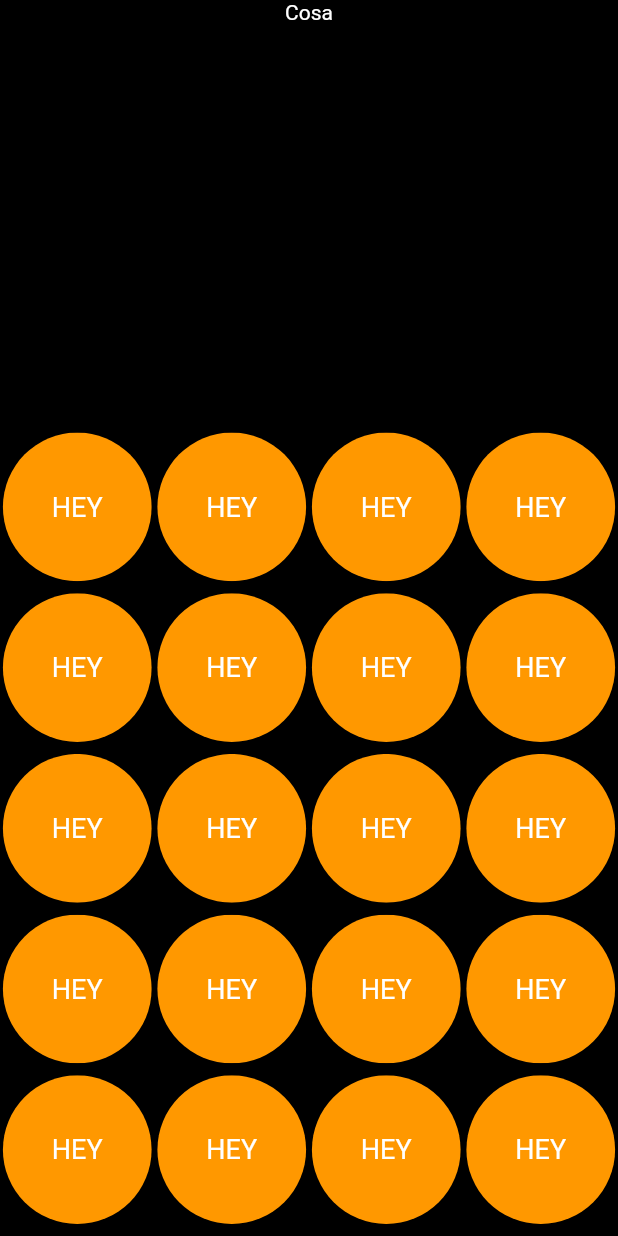
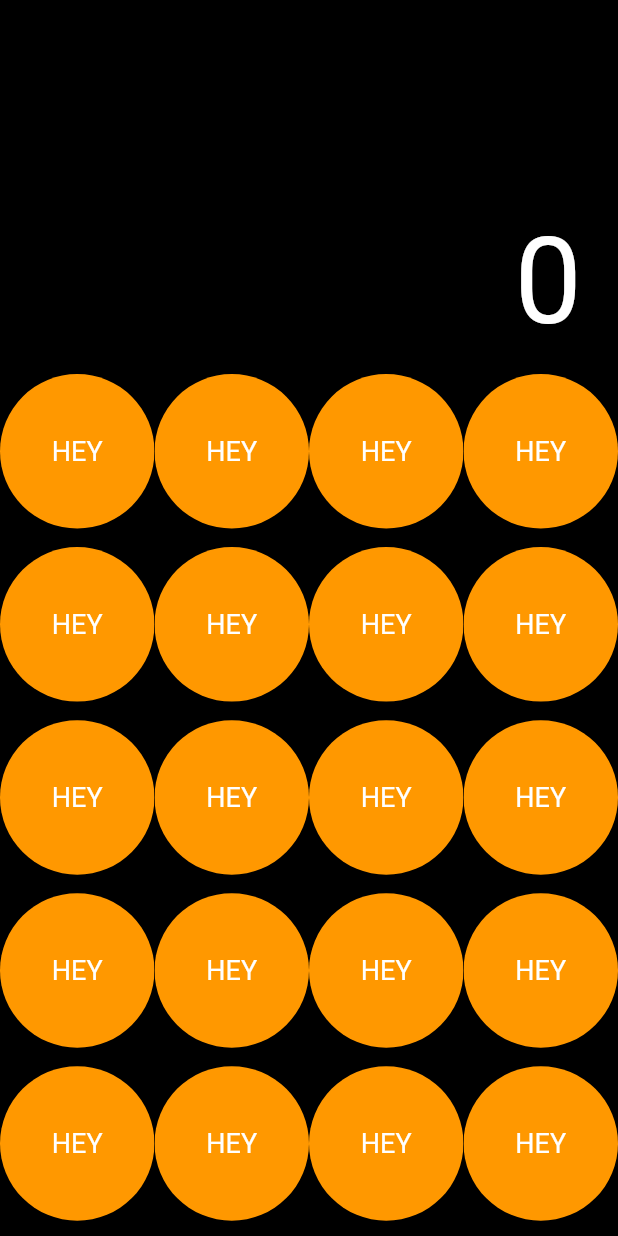
Before and after one commit to roeeyn/FlutterCalculator, a Flutter app: the screen it shows after launch, on a phone screen of 412 x 824 dp. Run offline on Flutter 3.47's test engine with Material 2 defaults, Android fonts, the phone set to English and light mode, and no system bars.

Commit message:
Styled main number

```diff
--- a/lib/main.dart
+++ b/lib/main.dart
@@ -33,14 +33,18 @@ class _MyHomePageState extends State<MyHomePage> {
         child: Column(
           children: <Widget>[
             Expanded(
-              flex: 35,
-              child: Text(
-                "Cosa",
-                style: TextStyle(color: Colors.white),
+              flex: 3,
+              child: Container(
+                alignment: Alignment.bottomRight,
+                margin: EdgeInsets.only(bottom: 12, left: 24, right: 24),
+                child: Text(
+                  "0",
+                  style: TextStyle(color: Colors.white, fontSize: 80),
+                ),
               ),
             ),
             Expanded(
-              flex: 65,
+              flex: 7,
               child: Column(children: <Widget>[
                 Expanded(
                   child: Row(
```
